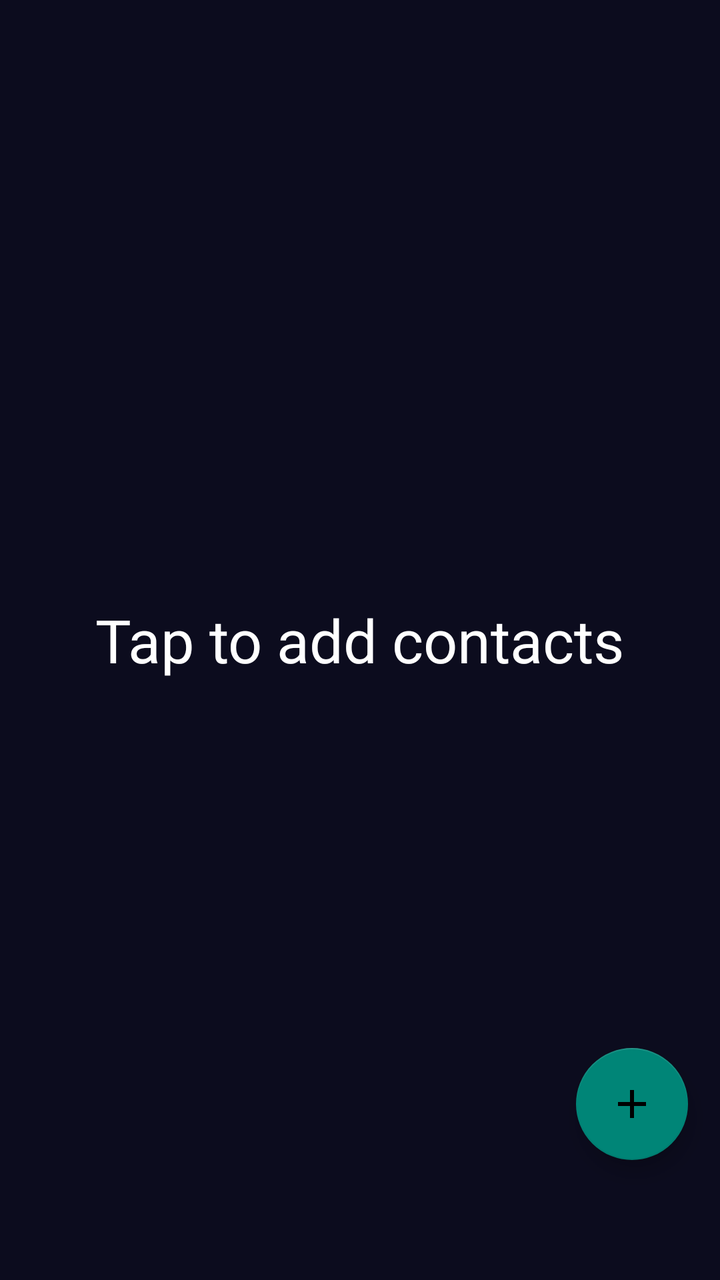
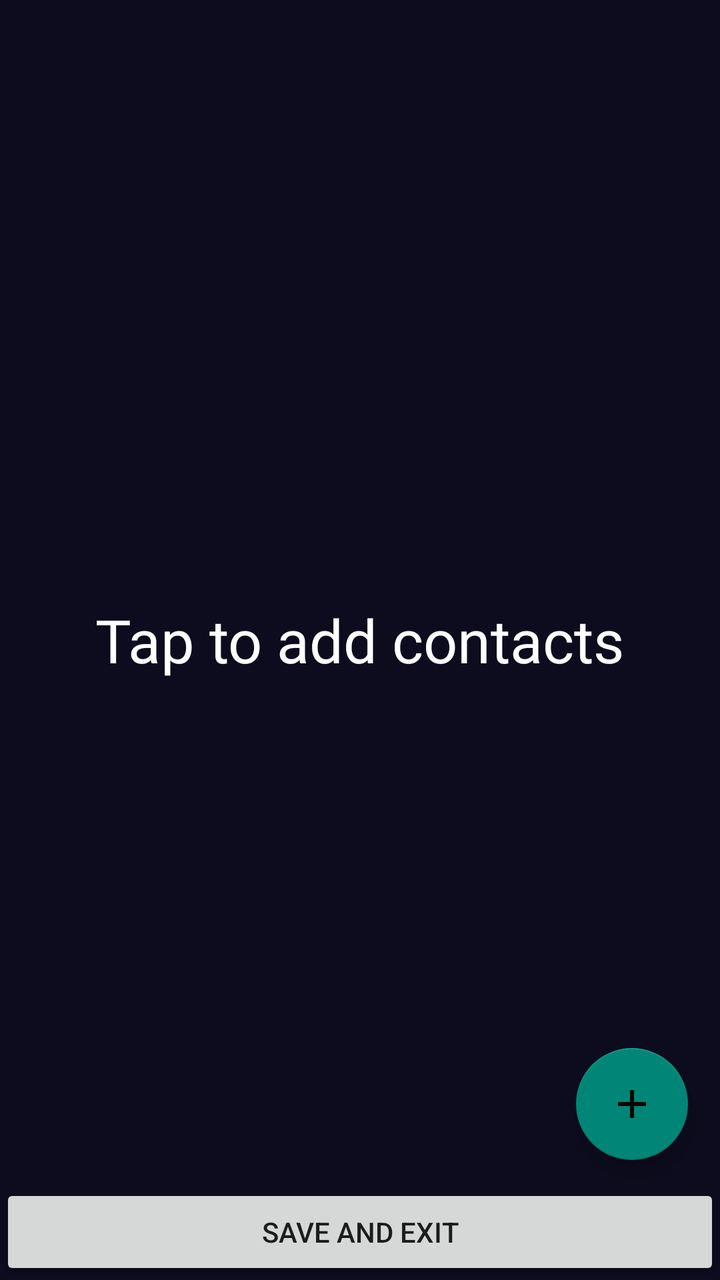

Before-and-after screenshots of an Android layout around one commit, followed by the original layout XML and the change that was made.
<!-- AndroidManifest.xml: application theme Theme.AppCompat.Light.DarkActionBar -->
<!-- res/layout/activity_load_contacts.xml -->
<?xml version="1.0" encoding="utf-8"?>
<RelativeLayout xmlns:android="http://schemas.android.com/apk/res/android"
    xmlns:app="http://schemas.android.com/apk/res-auto"
    xmlns:tools="http://schemas.android.com/tools"
    android:layout_width="match_parent"
    android:layout_height="match_parent"
    tools:context=".LoadContactsActivity"
    android:background="#0C0C1E"
    >


    <ListView
        android:id="@+id/listview"
        android:layout_width="match_parent"
        android:layout_height="wrap_content" >

    </ListView>
    <TextView
        android:id="@+id/textView_emptylist"
        android:layout_width="wrap_content"
        android:layout_height="wrap_content"
        android:layout_centerHorizontal="true"
        android:layout_centerVertical="true"
        android:text="Tap to add contacts"
        android:textColor="@color/white"
        android:textSize="30sp"/>
    <com.google.android.material.floatingactionbutton.FloatingActionButton
        android:id="@+id/add_fab"
        android:layout_width="70dp"
        android:layout_height="70dp"

        android:layout_alignParentRight="true"
        android:layout_alignParentBottom="true"
        android:layout_gravity="end"
        android:layout_marginEnd="16dp"
        android:layout_marginBottom="60dp"
        android:src="@drawable/baseline_add_24"
        app:fabSize="normal"
        app:layout_constraintBottom_toBottomOf="parent"
        app:layout_constraintEnd_toEndOf="parent" />


</RelativeLayout>
<!-- resources referenced by this layout -->
<resources>
  <color name="white">#FFFFFFFF</color>
  <!-- drawable baseline_add_24 (drawable) -->
  <vector android:height="24dp" android:tint="#000000"
      android:viewportHeight="24" android:viewportWidth="24"
      android:width="24dp" xmlns:android="http://schemas.android.com/apk/res/android">
      <path android:fillColor="@android:color/white" android:pathData="M19,13h-6v6h-2v-6H5v-2h6V5h2v6h6v2z"/>
  </vector>
</resources>

<!-- the commit's change to res/layout/activity_load_contacts.xml (unified diff, before → after) -->
@@ -14,7 +14,16 @@
         android:layout_width="match_parent"
         android:layout_height="wrap_content" >
 
+
     </ListView>
+
+    <Button
+        android:id="@+id/saveButton"
+        android:layout_width="match_parent"
+        android:layout_height="wrap_content"
+        android:layout_alignParentBottom="true"
+        android:layout_centerHorizontal="true"
+        android:text="Save and Exit" />
     <TextView
         android:id="@+id/textView_emptylist"
         android:layout_width="wrap_content"
@@ -24,16 +33,17 @@
         android:text="Tap to add contacts"
         android:textColor="@color/white"
         android:textSize="30sp"/>
+
     <com.google.android.material.floatingactionbutton.FloatingActionButton
         android:id="@+id/add_fab"
         android:layout_width="70dp"
         android:layout_height="70dp"
 
+        android:layout_above="@+id/saveButton"
         android:layout_alignParentRight="true"
-        android:layout_alignParentBottom="true"
         android:layout_gravity="end"
         android:layout_marginEnd="16dp"
-        android:layout_marginBottom="60dp"
+        android:layout_marginBottom="12dp"
         android:src="@drawable/baseline_add_24"
         app:fabSize="normal"
         app:layout_constraintBottom_toBottomOf="parent"
